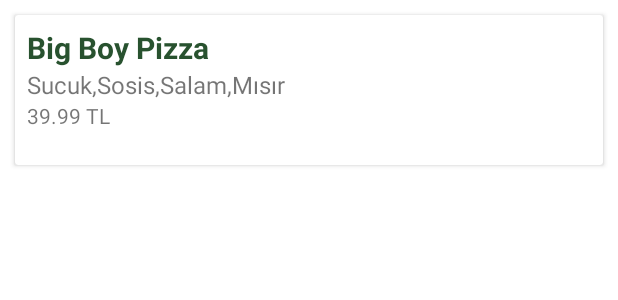
After one commit to Yemeksepeti-Mobil-Android-Bootcamp/final-project-ahmetgultekin, an Android app: the layout menu_item.xml on its own in the app's theme, with its tools: preview values and no code run, on a phone screen of 412 x 824 dp. The commit adds this screen. Shown: the top 300 px of the screen. Run offline under Robolectric (Android 15) with nearby library versions, the phone set to English and light mode, and no system bars.

Commit message:
restaurant detail was added with dummy data

```diff
--- /dev/null
+++ b/app/src/main/res/layout/menu_item.xml
@@ -0,0 +1,52 @@
+<?xml version="1.0" encoding="utf-8"?>
+<androidx.cardview.widget.CardView xmlns:android="http://schemas.android.com/apk/res/android"
+    xmlns:app="http://schemas.android.com/apk/res-auto"
+    android:layout_width="match_parent"
+    android:layout_height="wrap_content"
+    android:layout_margin="10dp"
+    xmlns:tools="http://schemas.android.com/tools">
+    <androidx.constraintlayout.widget.ConstraintLayout
+        android:layout_width="match_parent"
+        android:layout_height="wrap_content">
+
+        <TextView
+            android:id="@+id/foodName"
+            android:layout_width="wrap_content"
+            android:layout_height="wrap_content"
+            android:layout_marginStart="8dp"
+            android:layout_marginTop="8dp"
+            android:textColor="@color/bold_green"
+            android:textSize="20sp"
+            android:textStyle="bold"
+            app:layout_constraintStart_toStartOf="parent"
+            app:layout_constraintTop_toTopOf="parent"
+            tools:text="Big Boy Pizza" />
+
+        <TextView
+            android:id="@+id/foodIngredients"
+            android:layout_width="wrap_content"
+            android:layout_height="wrap_content"
+            android:textSize="16sp"
+            app:layout_constraintTop_toBottomOf="@+id/foodName"
+            app:layout_constraintStart_toStartOf="@+id/foodName"
+            tools:text="Sucuk,Sosis,Salam,Mısır" />
+        <TextView
+            android:id="@+id/foodPrice"
+            android:layout_width="wrap_content"
+            android:layout_height="wrap_content"
+            tools:text="39.99 TL"
+            app:layout_constraintTop_toBottomOf="@id/foodIngredients"
+            app:layout_constraintStart_toStartOf="@id/foodIngredients"/>
+
+        <ImageView
+            android:id="@+id/foodImage"
+            android:layout_width="100dp"
+            android:layout_height="100dp"
+            android:layout_marginEnd="16dp"
+            app:layout_constraintBottom_toBottomOf="parent"
+            app:layout_constraintEnd_toEndOf="parent"
+            app:layout_constraintTop_toTopOf="parent" />
+
+    </androidx.constraintlayout.widget.ConstraintLayout>
+
+</androidx.cardview.widget.CardView>
--- a/app/src/main/res/layout/restaurant_item.xml
+++ b/app/src/main/res/layout/restaurant_item.xml
@@ -27,7 +27,7 @@
             android:layout_width="wrap_content"
             android:layout_height="wrap_content"
             android:layout_marginStart="16dp"
-            android:textColor="#28522f"
+            android:textColor="@color/bold_green"
             android:textSize="16sp"
             android:textStyle="bold"
             app:layout_constraintStart_toStartOf="@+id/restaurantPhoto"
--- a/app/src/main/res/values/colors.xml
+++ b/app/src/main/res/values/colors.xml
@@ -8,4 +8,5 @@
     <color name="black">#FF000000</color>
     <color name="white">#FFFFFFFF</color>
     <color name="main_orange">#FF7518</color>
+    <color name="bold_green">#28522f</color>
 </resources>
```
Also changed, not shown: app/src/main/java/com/example/foodorderingapp/data/entity/FoodItem.kt (added, +8 -0 lines), app/src/main/java/com/example/foodorderingapp/ui/bottomNavigation/restaurantDetail/MenuAdapter.kt (added, +36 -0 lines), app/src/main/java/com/example/foodorderingapp/ui/bottomNavigation/restaurantDetail/RestaurantDetailFragment.kt (+30 -2 lines), app/src/main/java/com/example/foodorderingapp/ui/bottomNavigation/restaurantDetail/RestaurantDetailViewModel.kt (added, +17 -0 lines), app/src/main/res/layout/fragment_restaurant_detail.xml (+52 -1 lines).
